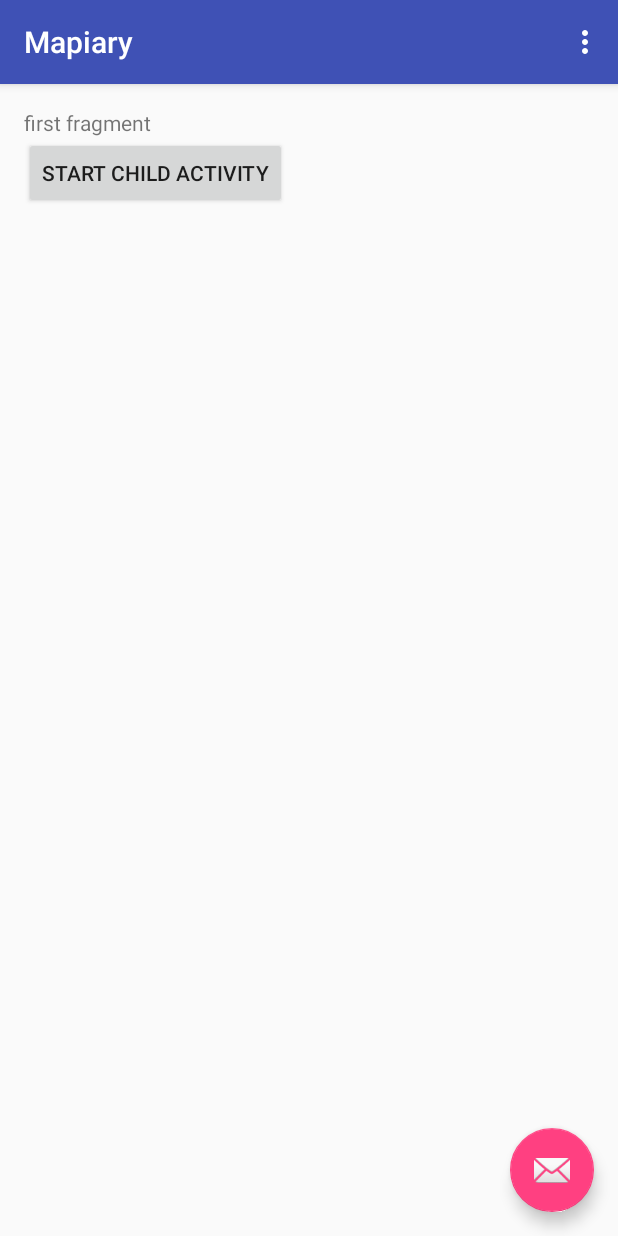
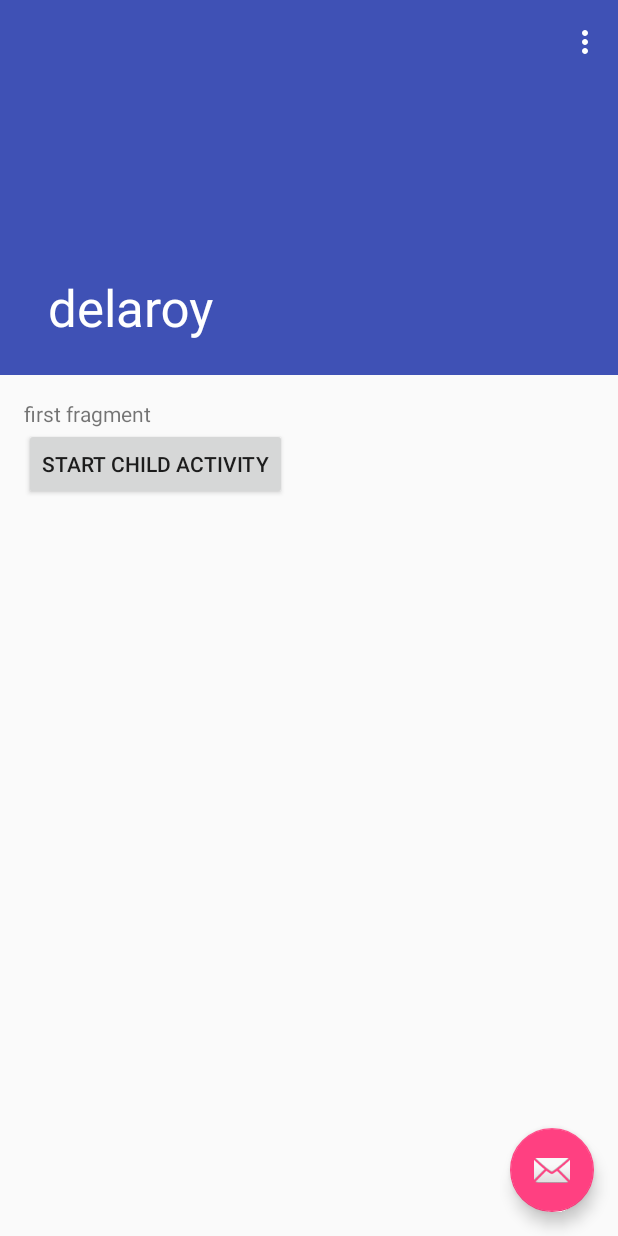
Before and after one commit to yonguuk/mapiary, an Android app: the screen it shows after launch (MainActivity), on a phone screen of 412 x 824 dp. Run offline under Robolectric (Android 15) with nearby library versions, the phone set to English and light mode, and no system bars; libraries missing offline, so code that uses them is left out: com.roughike.bottombar; 6 statements that could not run were skipped.

Commit message:
added collapsingtoolbar simply

```diff
--- a/app/src/main/java/com/yonguk/test/activity/mapiary/MainActivity.java
+++ b/app/src/main/java/com/yonguk/test/activity/mapiary/MainActivity.java
@@ -1,12 +1,17 @@
 package com.yonguk.test.activity.mapiary;
 
 import android.os.Bundle;
+import android.support.design.widget.AppBarLayout;
+import android.support.design.widget.CollapsingToolbarLayout;
+import android.support.design.widget.CoordinatorLayout;
 import android.support.design.widget.FloatingActionButton;
 import android.support.design.widget.Snackbar;
 import android.support.v4.app.Fragment;
+import android.support.v4.content.ContextCompat;
 import android.support.v7.app.AppCompatActivity;
 import android.support.v7.widget.Toolbar;
 import android.util.Log;
+import android.util.TypedValue;
 import android.view.View;
 import android.view.Menu;
 import android.view.MenuItem;
@@ -17,12 +22,21 @@ import com.roughike.bottombar.OnMenuTabClickListener;
 public class MainActivity extends AppCompatActivity {
 
     private BottomBar mBottomBar;
+    private AppBarLayout appBarLayout = null;
+    Toolbar toolbar = null;
+    private CollapsingToolbarLayout collapsingToolbarLayout = null;
     @Override
     protected void onCreate(Bundle savedInstanceState) {
         super.onCreate(savedInstanceState);
         setContentView(R.layout.activity_main);
-        Toolbar toolbar = (Toolbar) findViewById(R.id.toolbar);
+        appBarLayout = (AppBarLayout) findViewById(R.id.app_bar);
+        toolbar = (Toolbar) findViewById(R.id.toolbar_rv);
         setSupportActionBar(toolbar);
+        getSupportActionBar().setHomeButtonEnabled(false);
+        getSupportActionBar().setDisplayHomeAsUpEnabled(false);
+        collapsingToolbarLayout = (CollapsingToolbarLayout) findViewById(R.id.collapsing_toolbar_layout);
+        collapsingToolbarLayout.setTitle("delaroy");
+
 
         FloatingActionButton fab = (FloatingActionButton) findViewById(R.id.fab);
         fab.setOnClickListener(new View.OnClickListener() {
@@ -53,19 +67,22 @@ public class MainActivity extends AppCompatActivity {
                     case R.id.bottombar_first:
                         fragment = FirstFragment.newInstance();
                         getSupportFragmentManager().beginTransaction().replace(R.id.fragment_container, fragment).commit();
-                        getSupportActionBar().setTitle("First Fragment");
+                        lockAppBar(true, "First Fragment");
+                        //getSupportActionBar().setTitle("First Fragment");
                         break;
 
                     case R.id.bottombar_sec:
                         fragment = SecondFragment.newInstance();
                         getSupportFragmentManager().beginTransaction().replace(R.id.fragment_container, fragment).commit();
-                        getSupportActionBar().setTitle("Second Fragment");
+                        lockAppBar(false, "Second Fragment");
+                        //getSupportActionBar().setTitle("Second Fragment");
                         break;
 
                     case R.id.bottombar_thd:
                         fragment = ThirdFragment.newInstance();
                         getSupportFragmentManager().beginTransaction().replace(R.id.fragment_container, fragment).commit();
-                        getSupportActionBar().setTitle("Third Fragment");
+                        lockAppBar(true, "Third Fragment");
+                        //getSupportActionBar().setTitle("Third Fragment");
                         break;
                 }
             }
@@ -109,4 +126,24 @@ public class MainActivity extends AppCompatActivity {
 
         return super.onOptionsItemSelected(item);
     }
+
+    public void lockAppBar(boolean locked,String title) {
+        if(locked){
+            appBarLayout.setExpanded(false, true);
+            int px = (int)TypedValue.applyDimension(TypedValue.COMPLEX_UNIT_DIP, 80, getResources().getDisplayMetrics());
+            CoordinatorLayout.LayoutParams lp = (CoordinatorLayout.LayoutParams)appBarLayout.getLayoutParams();
+            lp.height = px;
+            appBarLayout.setLayoutParams(lp);
+            collapsingToolbarLayout.setTitleEnabled(false);
+            collapsingToolbarLayout.setContentScrimColor(ContextCompat.getColor(getApplicationContext(),R.color.colorPrimary));
+            toolbar.setTitle(title);
+        }else{
+            appBarLayout.setExpanded(true, false);
+            appBarLayout.setActivated(true);
+            CoordinatorLayout.LayoutParams lp = (CoordinatorLayout.LayoutParams) appBarLayout.getLayoutParams();
+            lp.height = (int) getResources().getDimension(R.dimen.toolbarExpandHeight);
+            collapsingToolbarLayout.setTitleEnabled(true);
+            collapsingToolbarLayout.setTitle(title);
+        }
+    }
 }
--- a/app/src/main/res/layout/activity_main.xml
+++ b/app/src/main/res/layout/activity_main.xml
@@ -7,23 +7,37 @@
     android:fitsSystemWindows="true"
     tools:context="com.yonguk.test.activity.mapiary.MainActivity">
 
-    <!--
+
     <android.support.design.widget.AppBarLayout
+        android:id="@+id/app_bar"
         android:layout_width="match_parent"
-        android:layout_height="wrap_content"
-        android:theme="@style/AppTheme.AppBarOverlay">
+        android:layout_height="250dp"
+        android:theme="@style/AppTheme.AppBarOverlay"
+        android:fitsSystemWindows="true">
 
-        <android.support.v7.widget.Toolbar
-            android:id="@+id/toolbar"
+        <android.support.design.widget.CollapsingToolbarLayout
             android:layout_width="match_parent"
-            android:layout_height="?attr/actionBarSize"
-            android:background="?attr/colorPrimary"
-            app:popupTheme="@style/AppTheme.PopupOverlay" />
+            android:layout_height="match_parent"
+            android:id="@+id/collapsing_toolbar_layout"
+            app:contentScrim="@color/colorPrimary"
+            app:layout_scrollFlags="scroll|exitUntilCollapsed">
 
+            <ImageView
+                android:layout_width="match_parent"
+                android:layout_height="match_parent"
+                android:scaleType="centerCrop"
+                android:fitsSystemWindows="true"
+                app:layout_collapseMode="parallax"/>
+            <android.support.v7.widget.Toolbar
+                android:id="@+id/toolbar_rv"
+                android:layout_width="match_parent"
+                android:layout_height="?attr/actionBarSize"
+                app:layout_collapseMode="parallax"
+                app:layout="?attr/colorPrimary"
+                app:popupTheme="@style/ThemeOverlay.AppCompat.Light" />
+        </android.support.design.widget.CollapsingToolbarLayout>
     </android.support.design.widget.AppBarLayout>
--->
-    <include android:id="@+id/app_bar"
-        layout="@layout/app_bar"></include>
+
     <include layout="@layout/content_main" />
 
     <android.support.design.widget.FloatingActionButton
--- a/app/src/main/res/layout/app_bar.xml
+++ b/app/src/main/res/layout/app_bar.xml
@@ -4,11 +4,10 @@
     android:layout_height="wrap_content"
     xmlns:app="http://schemas.android.com/apk/res-auto"
     android:theme="@style/AppTheme.AppBarOverlay">
-
-    <android.support.v7.widget.Toolbar
-        android:id="@+id/toolbar"
-        android:layout_width="match_parent"
-        android:layout_height="?attr/actionBarSize"
-        android:background="?attr/colorPrimary"
-        app:popupTheme="@style/AppTheme.PopupOverlay" />
+        <android.support.v7.widget.Toolbar
+            android:id="@+id/toolbar"
+            android:layout_width="match_parent"
+            android:layout_height="?attr/actionBarSize"
+            android:background="@color/colorPrimary"
+            app:popupTheme="@style/ThemeOverlay.AppCompat.Light" />
 </android.support.design.widget.AppBarLayout>
--- a/app/src/main/res/layout/fragment_second.xml
+++ b/app/src/main/res/layout/fragment_second.xml
@@ -2,11 +2,6 @@
 <LinearLayout xmlns:android="http://schemas.android.com/apk/res/android"
     android:orientation="vertical" android:layout_width="match_parent"
     android:layout_height="match_parent">
-
-    <TextView
-        android:layout_width="match_parent"
-        android:layout_height="wrap_content"
-        android:text="second fragment"/>
     <android.support.v7.widget.RecyclerView
         android:id="@+id/rv"
         android:layout_width="match_parent"
--- a/app/src/main/res/values/dimens.xml
+++ b/app/src/main/res/values/dimens.xml
@@ -3,4 +3,7 @@
     <dimen name="activity_horizontal_margin">16dp</dimen>
     <dimen name="activity_vertical_margin">16dp</dimen>
     <dimen name="fab_margin">16dp</dimen>
+    <dimen name="backdrop_title">30dp</dimen>
+    <dimen name="backdrop_subtitle">18dp</dimen>
+    <dimen name="toolbarExpandHeight">250dp</dimen>
 </resources>
--- a/app/src/main/res/values/strings.xml
+++ b/app/src/main/res/values/strings.xml
@@ -6,4 +6,6 @@
     <string name="hello_blank_fragment">Hello blank fragment</string>
     <string name="next">Next</string>
     <string name="title_activity_sample2">SampleActivity2</string>
+    <string name="backdrop_title">Love Music</string>
+    <string name="backdrop_subtitle">This season top 20 Albums</string>
 </resources>
```
Also changed, not shown: app/src/main/java/com/yonguk/test/activity/mapiary/SecondFragment.java (+2 -0 lines), app/src/main/res/layout/app_bar_main.xml (added, +31 -0 lines), app/src/main/res/layout/recyclerview_item.xml (+9 -2 lines).
